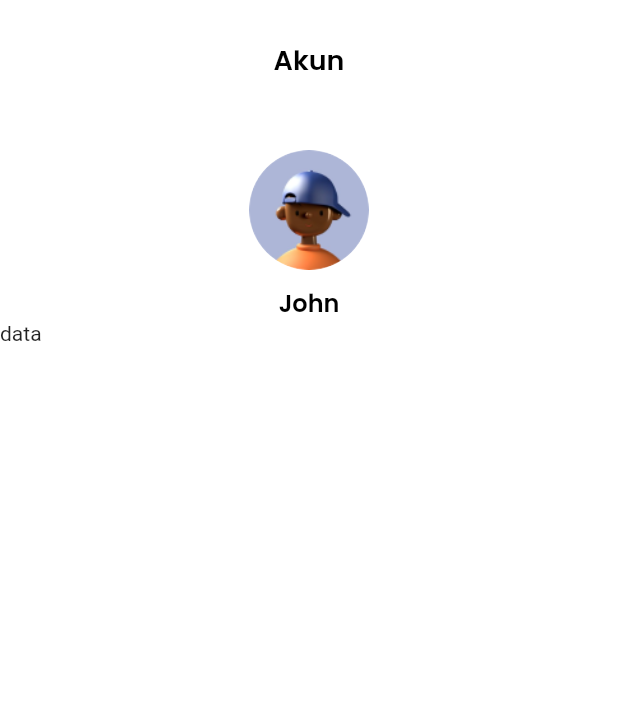
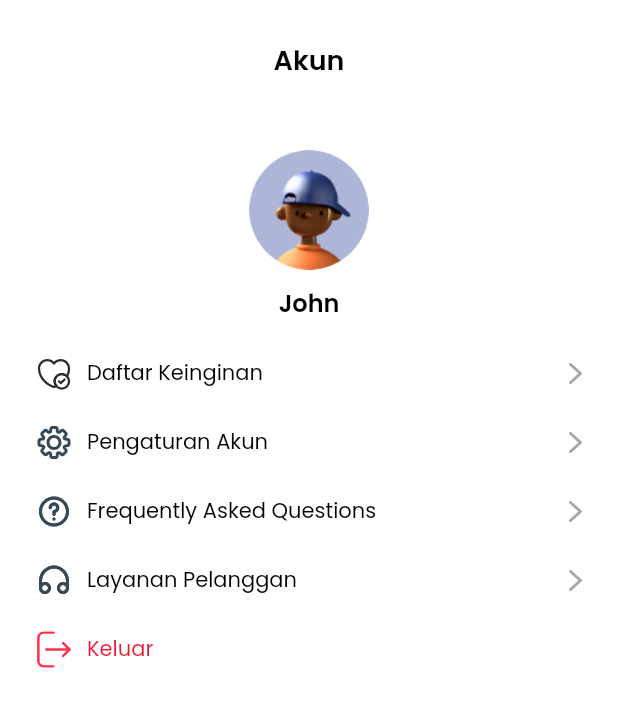
Before and after one commit to VPIlham/BukaFranchise-Mobile, a Flutter app: the ProfilePage screen opened directly, on a phone screen of 412 x 824 dp. Shown: the top 707 px of the screen. Run offline on Flutter 3.47's test engine with Material 2 defaults, Android fonts, the phone set to English and light mode, and no system bars; our stand-ins replace bloc, carousel_slider, dio, equatable, flutter_svg, google_fonts and 1 more; network calls fail.

Commit message:
update profile-transaction

```diff
--- a/lib/pages/buyer/profile/profile.dart
+++ b/lib/pages/buyer/profile/profile.dart
@@ -1,7 +1,10 @@
+import 'package:bukafranchise/pages/buyer/profile/faq/faq.dart';
+import 'package:bukafranchise/pages/buyer/profile/layanan/layanan.dart';
 import 'package:bukafranchise/theme/style.dart';
 import 'package:bukafranchise/utils/assets.dart';
 import 'package:bukafranchise/widgets/custom_app_bar.dart';
 import 'package:flutter/material.dart';
+import 'package:flutter_svg/flutter_svg.dart';
 
 class ProfilePage extends StatefulWidget {
   const ProfilePage({super.key});
@@ -24,6 +27,7 @@ class _ProfilePageState extends State<ProfilePage> {
         leading: const Text(''),
       ),
       body: ListView(
+        padding: const EdgeInsets.symmetric(horizontal: 24),
         shrinkWrap: true,
         children: [
           Center(
@@ -50,7 +54,148 @@ class _ProfilePageState extends State<ProfilePage> {
               ],
             ),
           ),
-          const Text('data')
+          const SizedBox(
+            height: 20,
+          ),
+          InkWell(
+            onTap: () {},
+            child: SizedBox(
+              height: 30,
+              child: Row(
+                mainAxisAlignment: MainAxisAlignment.spaceBetween,
+                children: [
+                  Row(
+                    children: [
+                      SvgPicture.asset(Assets.icHeartTick),
+                      const SizedBox(
+                        width: 10,
+                      ),
+                      Text(
+                        'Daftar Keinginan',
+                        style: regularTextStyle,
+                      ),
+                    ],
+                  ),
+                  SvgPicture.asset(Assets.icArrow),
+                ],
+              ),
+            ),
+          ),
+          const SizedBox(
+            height: 16,
+          ),
+          InkWell(
+            onTap: () {},
+            child: SizedBox(
+              height: 30,
+              child: Row(
+                mainAxisAlignment: MainAxisAlignment.spaceBetween,
+                children: [
+                  Row(
+                    children: [
+                      SvgPicture.asset(Assets.icSettingLine),
+                      const SizedBox(
+                        width: 10,
+                      ),
+                      Text(
+                        'Pengaturan Akun',
+                        style: regularTextStyle,
+                      ),
+                    ],
+                  ),
+                  SvgPicture.asset(Assets.icArrow),
+                ],
+              ),
+            ),
+          ),
+          const SizedBox(
+            height: 16,
+          ),
+          InkWell(
+            onTap: () {
+              Navigator.push(context,
+                  MaterialPageRoute(builder: (builder) => const FaqPage()));
+            },
+            child: SizedBox(
+              height: 30,
+              child: Row(
+                mainAxisAlignment: MainAxisAlignment.spaceBetween,
+                children: [
+                  Row(
+                    children: [
+                      SvgPicture.asset(Assets.icQuestion),
+                      const SizedBox(
+                        width: 10,
+                      ),
+                      Text(
+                        'Frequently Asked Questions',
+                        style: regularTextStyle,
+                      ),
+                    ],
+                  ),
+                  SvgPicture.asset(Assets.icArrow),
+                ],
+              ),
+            ),
+          ),
+          const SizedBox(
+            height: 16,
+          ),
+          InkWell(
+            onTap: () {
+              Navigator.push(context,
+                  MaterialPageRoute(builder: (builder) => const LayananPage()));
+            },
+            child: SizedBox(
+              height: 30,
+              child: Row(
+                mainAxisAlignment: MainAxisAlignment.spaceBetween,
+                children: [
+                  Row(
+                    children: [
+                      SvgPicture.asset(Assets.icHeadphones),
+                      const SizedBox(
+                        width: 10,
+                      ),
+                      Text(
+                        'Layanan Pelanggan',
+                        style: regularTextStyle,
+                      ),
+                    ],
+                  ),
+                  SvgPicture.asset(Assets.icArrow),
+                ],
+              ),
+            ),
+          ),
+          const SizedBox(
+            height: 16,
+          ),
+          InkWell(
+            onTap: () {},
+            child: SizedBox(
+              height: 30,
+              child: Row(
+                mainAxisAlignment: MainAxisAlignment.spaceBetween,
+                children: [
+                  Row(
+                    children: [
+                      SvgPicture.asset(Assets.icGroup),
+                      const SizedBox(
+                        width: 10,
+                      ),
+                      Text(
+                        'Keluar',
+                        style: regularTextStyle.copyWith(
+                          color: redColor,
+                        ),
+                      ),
+                    ],
+                  ),
+                ],
+              ),
+            ),
+          ),
         ],
       ),
     );
--- a/lib/utils/assets.dart
+++ b/lib/utils/assets.dart
@@ -25,4 +25,10 @@ class Assets {
   static const String icCalendar = "${_iconPath}calendar.svg";
   static const String icPeople = "${_iconPath}people.svg";
   static const String icTag = "${_iconPath}tag.svg";
+  static const String icQuestion = "${_iconPath}question.svg";
+  static const String icGroup = "${_iconPath}group.svg";
+  static const String icHeadphones = "${_iconPath}headphones.svg";
+  static const String icHeartTick = "${_iconPath}heart-tick.svg";
+  static const String icSettingLine = "${_iconPath}setting-line.svg";
+  static const String icArrow = "${_iconPath}arrow.svg";
 }
```
Also changed, not shown: lib/pages/buyer/profile/faq/faq.dart (added, +24 -0 lines), lib/pages/buyer/profile/layanan/layanan.dart (added, +24 -0 lines), lib/pages/buyer/transaction/transaction.dart (+36 -36 lines), assets/icons/arrow.svg (added), assets/icons/group.svg (added), assets/icons/headphones.svg (added), assets/icons/heart-tick.svg (added), assets/icons/question.svg (added), assets/icons/setting-line.svg (added).
